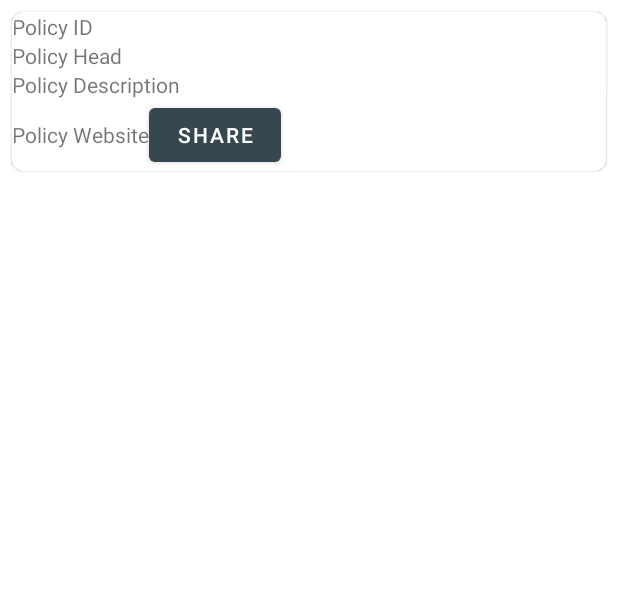
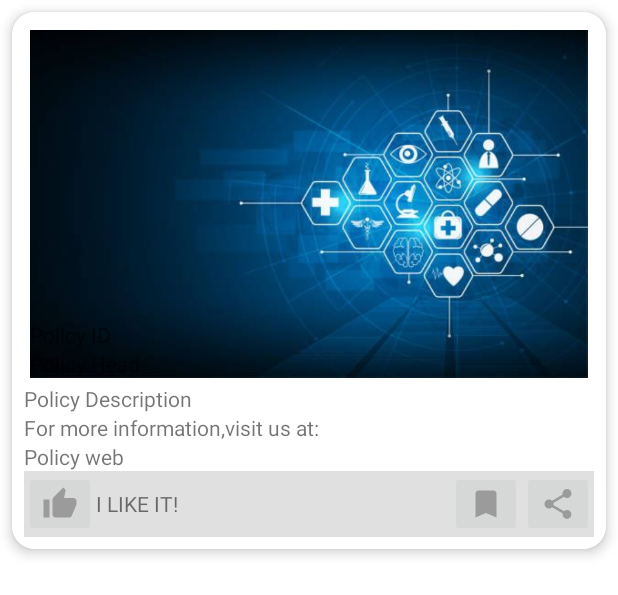
Before and after one commit to Priyanka-Sachan/CampFlow, an Android app: the layout card_policies_for_you.xml on its own in the app's theme, with its tools: preview values and no code run, on a phone screen of 412 x 824 dp. Shown: the top 595 px of the screen. Run offline under Robolectric (Android 15) with nearby library versions, the phone set to English and light mode, and no system bars.

Commit message:
Policy share, browse and UI card.

```diff
--- /dev/null
+++ b/app/src/main/res/drawable/ic_like_off.xml
@@ -0,0 +1,5 @@
+<vector android:height="24dp" android:tint="#9B9B9B"
+    android:viewportHeight="24.0" android:viewportWidth="24.0"
+    android:width="24dp" xmlns:android="http://schemas.android.com/apk/res/android">
+    <path android:fillColor="#FF000000" android:pathData="M1,21h4L5,9L1,9v12zM23,10c0,-1.1 -0.9,-2 -2,-2h-6.31l0.95,-4.57 0.03,-0.32c0,-0.41 -0.17,-0.79 -0.44,-1.06L14.17,1 7.59,7.59C7.22,7.95 7,8.45 7,9v10c0,1.1 0.9,2 2,2h9c0.83,0 1.54,-0.5 1.84,-1.22l3.02,-7.05c0.09,-0.23 0.14,-0.47 0.14,-0.73v-1.91l-0.01,-0.01L23,10z"/>
+</vector>
--- a/app/src/main/res/layout/card_events_near_me.xml
+++ b/app/src/main/res/layout/card_events_near_me.xml
@@ -71,6 +71,11 @@
             tools:text="Event Description"/>
 
         <TextView
+            android:layout_width="wrap_content"
+            android:layout_height="wrap_content"
+            android:text="For more information,visit us at:"/>
+
+        <TextView
             android:id="@+id/event_web"
             android:layout_width="wrap_content"
             android:layout_height="wrap_content"
--- a/app/src/main/res/layout/card_policies_for_you.xml
+++ b/app/src/main/res/layout/card_policies_for_you.xml
@@ -6,25 +6,51 @@
     android:layout_height="wrap_content"
     android:layout_margin="8dp"
     app:cardBackgroundColor="#ffffff"
-    app:cardCornerRadius="8dp"
+    app:cardCornerRadius="15dp"
+    app:cardElevation="5dp"
     app:strokeColor="#ffffff"
     app:strokeWidth="1dp">
 
     <LinearLayout
         android:layout_width="match_parent"
         android:layout_height="match_parent"
-        android:orientation="vertical">
+        android:orientation="vertical"
+        android:padding="8dp">
+
+        <RelativeLayout
+            android:layout_width="match_parent"
+            android:layout_height="match_parent"
+            android:padding="4dp">
+
+            <ImageView
+                android:id="@+id/policy_image"
+                android:layout_width="match_parent"
+                android:layout_height="wrap_content"
+                android:adjustViewBounds="true"
+                tools:src="@drawable/home_appbar" />
+
+            <LinearLayout
+                android:layout_width="match_parent"
+                android:layout_height="wrap_content"
+                android:orientation="vertical"
+                android:layout_alignStart="@id/policy_image"
+                android:layout_alignBottom="@id/policy_image">
 
                 <TextView
                     android:id="@+id/policy_id"
                     android:layout_width="wrap_content"
                     android:layout_height="wrap_content"
-            tools:text="Policy ID"/>
+                    tools:text="Policy ID" />
+
                 <TextView
                     android:id="@+id/policy_head"
                     android:layout_width="wrap_content"
                     android:layout_height="wrap_content"
                     tools:text="Policy Head"/>
+
+            </LinearLayout>
+
+        </RelativeLayout>
 
         <TextView
             android:id="@+id/policy_description"
@@ -32,30 +58,48 @@
             android:layout_height="wrap_content"
             tools:text="Policy Description"/>
 
-        <ImageView
-            android:id="@+id/policy_image"
+        <TextView
             android:layout_width="wrap_content"
             android:layout_height="wrap_content"
-            tools:text="Policy Image"/>
-
-        <LinearLayout
-            android:layout_width="match_parent"
-            android:layout_height="wrap_content"
-            android:orientation="horizontal">
-
-            <!--policy_web  would be converted to buttons and
-            SHARE will have multiple options-->
+            android:text="For more information,visit us at:"/>
 
         <TextView
             android:id="@+id/policy_web"
             android:layout_width="wrap_content"
             android:layout_height="wrap_content"
-                tools:text="Policy Website"/>
+            tools:text="Policy web"/>
 
-            <Button
-                android:text="SHARE"
+        <LinearLayout
+            android:layout_width="match_parent"
+            android:layout_height="wrap_content"
+            android:orientation="horizontal"
+            android:background="#E0E0E0">
+
+            <!--event_web and event_interested would be converted to buttons and
+             SHARE will have multiple options-->
+            <ImageButton
+                android:id="@+id/policy_like"
                 android:layout_width="wrap_content"
-                android:layout_height="wrap_content"/>
+                android:layout_height="wrap_content"
+                android:src="@drawable/ic_like_off"/>
+            <TextView
+                android:layout_width="wrap_content"
+                android:layout_height="wrap_content"
+                android:layout_gravity="center_vertical"
+                android:layout_weight="1"
+                android:text="I LIKE IT!"/>
+
+            <ImageButton
+                android:id="@+id/policy_bookmark"
+                android:layout_width="wrap_content"
+                android:layout_height="wrap_content"
+                android:src="@drawable/ic_bookmark"/>
+
+            <ImageButton
+                android:id="@+id/policy_share"
+                android:layout_width="wrap_content"
+                android:layout_height="wrap_content"
+                android:src="@drawable/ic_share" />
 
         </LinearLayout>
 
--- a/app/src/main/res/layout/fragment_editor_events_near_me.xml
+++ b/app/src/main/res/layout/fragment_editor_events_near_me.xml
@@ -13,7 +13,8 @@
     <EditText
         android:id="@+id/edit_event_id"
         android:layout_width="match_parent"
-        android:layout_height="wrap_content"/>
+        android:layout_height="wrap_content"
+        android:inputType="number"/>
 
     <TextView
         android:text="Event Head:"
@@ -71,7 +72,8 @@
     <EditText
         android:id="@+id/edit_event_interested"
         android:layout_width="match_parent"
-        android:layout_height="wrap_content"/>
+        android:layout_height="wrap_content"
+        android:inputType="number"/>
 
     <com.google.android.material.floatingactionbutton.FloatingActionButton
         android:id="@+id/save_event"
```
Also changed, not shown: app/src/main/java/com/example/campflow/ui/EventsNearMe/EventsNearMeAdapter.java (+8 -9 lines), app/src/main/java/com/example/campflow/ui/PoliciesForYou/PoliciesForYouAdapter.java (+37 -3 lines). Lines whose indentation alone changed are shown as unchanged.
